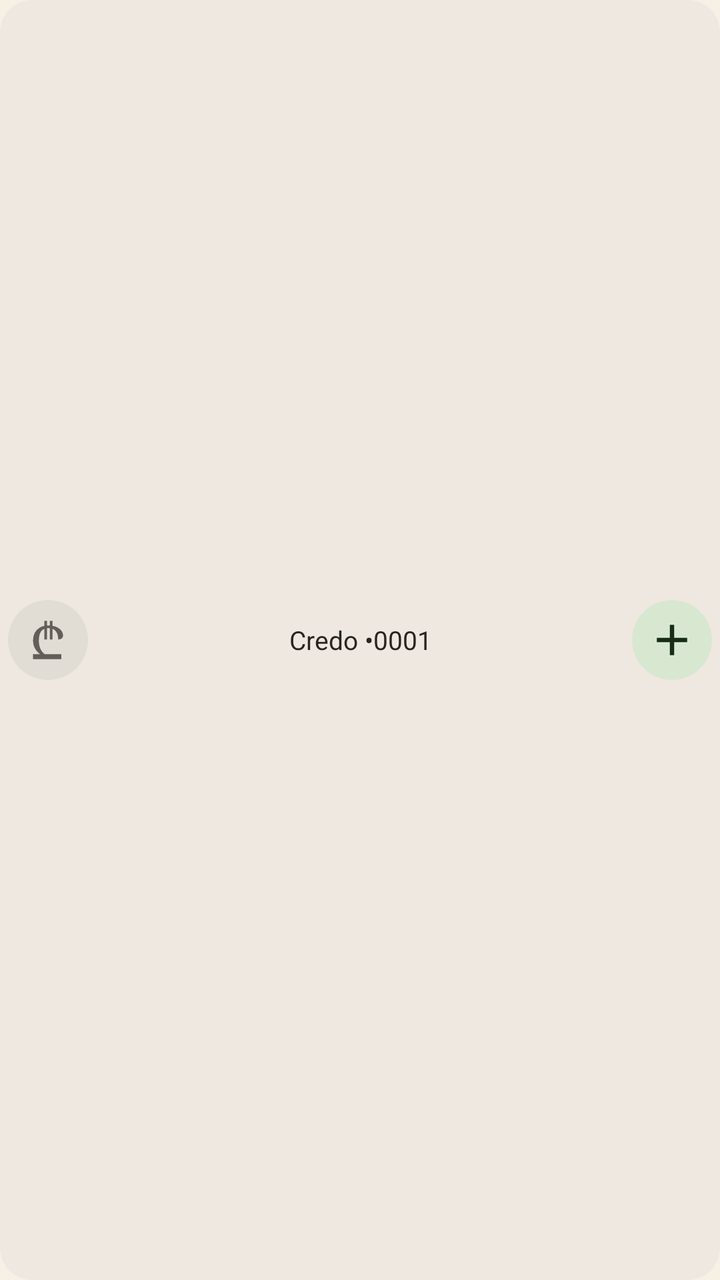
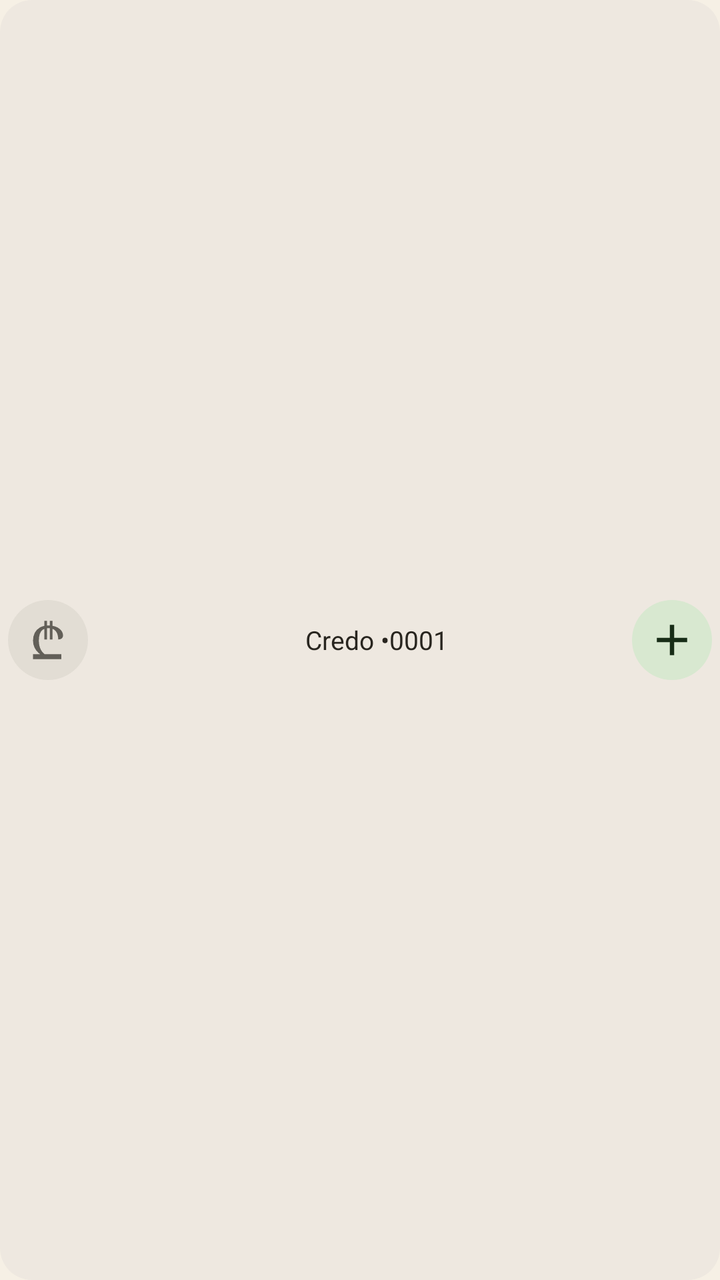

Compare the two renders of this Android layout. The source of the first and the diff that turns it into the second are given below.
<!-- AndroidManifest.xml: application theme Theme.Whfin -->
<!-- res/layout/widget_preview_2.xml -->
<?xml version="1.0" encoding="utf-8"?>
<LinearLayout xmlns:android="http://schemas.android.com/apk/res/android"
    xmlns:tools="http://schemas.android.com/tools"
    android:layout_width="match_parent"
    android:layout_height="48dp"
    android:background="@drawable/widget_preview_surface"
    android:gravity="center_vertical"
    android:orientation="horizontal">

    <FrameLayout
        android:layout_width="48dp"
        android:layout_height="48dp">

        <FrameLayout
            android:layout_width="40dp"
            android:layout_height="40dp"
            android:layout_gravity="center"
            android:background="@drawable/widget_preview_open">

            <ImageView
                android:layout_width="24dp"
                android:layout_height="24dp"
                android:layout_gravity="center"
                android:contentDescription="@string/widget_open_app_action"
                android:src="@drawable/ic_widget_app"
                android:tint="@color/widget_preview_secondary_text"
                tools:ignore="UseAppTint" />
        </FrameLayout>
    </FrameLayout>

    <TextView
        android:layout_width="0dp"
        android:layout_height="match_parent"
        android:layout_weight="1"
        android:gravity="center"
        android:maxLines="1"
        android:paddingStart="8dp"
        android:paddingEnd="8dp"
        android:text="@string/widget_preview_account"
        android:textColor="@color/widget_preview_on_background"
        android:textSize="13sp" />

    <FrameLayout
        android:layout_width="48dp"
        android:layout_height="48dp">

        <FrameLayout
            android:layout_width="40dp"
            android:layout_height="40dp"
            android:layout_gravity="center"
            android:background="@drawable/widget_preview_add">

            <ImageView
                android:layout_width="26dp"
                android:layout_height="26dp"
                android:layout_gravity="center"
                android:contentDescription="@null"
            android:src="@drawable/ic_widget_add"
            android:tint="@color/widget_preview_on_action"
            tools:ignore="UseAppTint" />
        </FrameLayout>
    </FrameLayout>
</LinearLayout>
<!-- resources referenced by this layout -->
<resources>
  <color name="widget_preview_on_action">#182D17</color>
  <color name="widget_preview_on_background">#28251F</color>
  <color name="widget_preview_secondary_text">#625F58</color>
  <!-- drawable ic_widget_add (drawable) -->
  <vector xmlns:android="http://schemas.android.com/apk/res/android"
      android:width="24dp"
      android:height="24dp"
      android:viewportWidth="24"
      android:viewportHeight="24">
      <path
          android:fillColor="#FFFFFFFF"
          android:pathData="M11,5h2v6h6v2h-6v6h-2v-6H5v-2h6z" />
  </vector>
  <!-- drawable ic_widget_app (drawable) -->
  <?xml version="1.0" encoding="utf-8"?>
  <vector xmlns:android="http://schemas.android.com/apk/res/android"
      android:width="24dp"
      android:height="24dp"
      android:viewportWidth="24"
      android:viewportHeight="24">
      
      <group
          android:pivotX="54"
          android:pivotY="53"
          android:scaleX="0.4"
          android:scaleY="0.4"
          android:translateX="-42"
          android:translateY="-41">
          <path
              android:fillColor="#FFFFFFFF"
              android:pathData="M 50.03,73.96Q 45.75,72.25 42.43,69.4Q 39.1,66.55 37.18,62.6Q 35.26,58.66 35.26,53.76Q 35.26,48.26 37.45,44Q 39.63,39.75 43.96,37.31Q 48.28,34.87 54.61,34.87Q 59.34,34.87 62.79,36.01Q 66.24,37.15 68.46,39Q 70.68,40.85 71.74,42.99Q 72.81,45.12 72.81,47.08Q 72.81,48.71 72.15,49.89Q 71.48,51.07 70.14,51.69Q 68.8,52.31 66.72,52.31Q 66.72,49.72 66.25,47.49Q 65.77,45.27 64.81,43.55Q 63.85,41.84 62.39,40.62Q 60.93,39.41 58.95,38.77Q 56.98,38.13 54.51,38.13Q 50.08,38.13 47.46,40.08Q 44.83,42.03 43.69,45.55Q 42.56,49.08 42.56,53.76Q 42.56,57.15 43.2,59.98Q 43.85,62.8 45.1,65.15Q 46.35,67.49 48.24,69.35Q 50.13,71.22 52.58,72.72ZM 35.19,77V 70.77H 70.63V 77ZM 49.45,52.31V 29H 52.84V 52.31ZM 56.31,52.31V 29H 59.71V 52.31Z" />
      </group>
  </vector>
  <!-- drawable widget_preview_add (drawable) -->
  <?xml version="1.0" encoding="utf-8"?>
  <shape xmlns:android="http://schemas.android.com/apk/res/android" android:shape="rectangle">
      <solid android:color="@color/widget_preview_action" />
      <corners android:radius="23dp" />
  </shape>
  <!-- drawable widget_preview_open (drawable) -->
  <?xml version="1.0" encoding="utf-8"?>
  <shape xmlns:android="http://schemas.android.com/apk/res/android" android:shape="rectangle">
      <solid android:color="@color/widget_preview_open" />
      <corners android:radius="20dp" />
  </shape>
  <!-- drawable widget_preview_surface (drawable) -->
  <?xml version="1.0" encoding="utf-8"?>
  <shape xmlns:android="http://schemas.android.com/apk/res/android" android:shape="rectangle">
      <solid android:color="@color/widget_preview_background" />
      <corners android:radius="16dp" />
  </shape>
  <string name="widget_open_app_action">Open WHFIN</string>
  <string name="widget_preview_account">Credo •0001</string>
  <style name="Theme.Whfin" parent="android:Theme.Material.Light.NoActionBar">
          <item name="android:windowLayoutInDisplayCutoutMode">shortEdges</item>
          <item name="android:windowBackground">@color/launch_background</item>
      </style>
  <color name="widget_preview_action">#D8E8D0</color>
  <color name="widget_preview_open">#E2DDD4</color>
  <color name="widget_preview_background">#EEE8E0</color>
  <color name="launch_background">#F6F0E5</color>
</resources>

<!-- the commit's change to res/layout/widget_preview_2.xml (unified diff, before → after) -->
@@ -34,8 +34,8 @@
         android:layout_weight="1"
         android:gravity="center"
         android:maxLines="1"
-        android:paddingStart="8dp"
-        android:paddingEnd="8dp"
+        android:paddingStart="16dp"
+        android:paddingEnd="0dp"
         android:text="@string/widget_preview_account"
         android:textColor="@color/widget_preview_on_background"
         android:textSize="13sp" />
